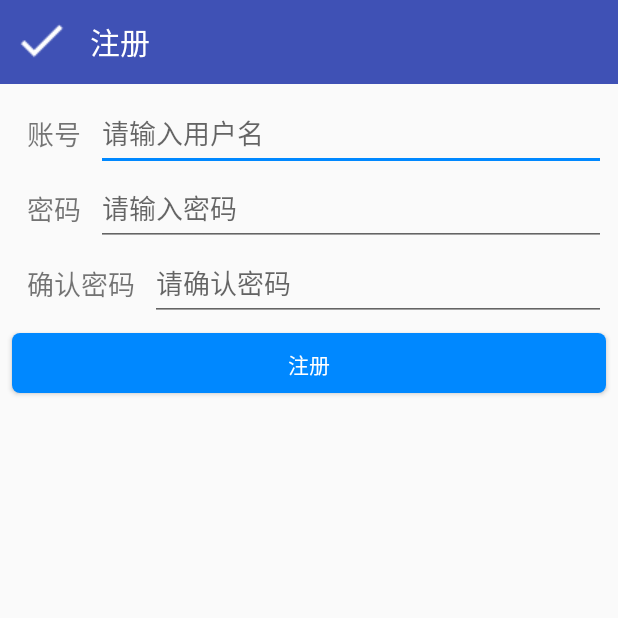
After one commit to coolcm/graduation-project, an Android app: the RegisterActivity screen opened directly, with no data from a screen before it, on a phone screen of 412 x 824 dp, the top half of it. The commit adds this screen. Run offline under Robolectric (Android 15) with nearby library versions, the phone set to English and light mode, and no system bars.

Commit message:
添加注册界面与登录界面

```diff
--- /dev/null
+++ b/app/src/main/java/com/example/graduationproject/activity/RegisterActivity.java
@@ -0,0 +1,59 @@
+package com.example.graduationproject.activity;
+
+import android.support.v7.app.AppCompatActivity;
+import android.os.Bundle;
+import android.support.v7.widget.Toolbar;
+import android.view.View;
+import android.widget.Button;
+import android.widget.EditText;
+import android.widget.Toast;
+
+import com.example.graduationproject.R;
+import com.example.graduationproject.bean.UserInfoBean;
+import com.example.graduationproject.utils.MyCache;
+
+public class RegisterActivity extends AppCompatActivity {
+
+    EditText newUserView;
+    EditText newPasswordView;
+    EditText validatePasswordView;
+    Button registerButton;
+
+    @Override
+    protected void onCreate(Bundle savedInstanceState) {
+        super.onCreate(savedInstanceState);
+        setContentView(R.layout.activity_register);
+        Toolbar toolbar = findViewById(R.id.toolbar);
+        toolbar.setTitle("注册");
+        setSupportActionBar(toolbar);
+        getSupportActionBar().setDisplayHomeAsUpEnabled(true);
+        getSupportActionBar().setHomeButtonEnabled(true);
+        getSupportActionBar().setHomeAsUpIndicator(R.drawable.ok);
+        newUserView = findViewById(R.id.new_user_name);
+        newPasswordView = findViewById(R.id.new_user_password);
+        validatePasswordView = findViewById(R.id.validate_user_password);
+        registerButton = findViewById(R.id.register_button);
+        registerButton.setOnClickListener(new View.OnClickListener() {
+            @Override
+            public void onClick(View view) {
+                String name = String.valueOf(newUserView.getText());
+                String password = String.valueOf(newPasswordView.getText());
+                String validatePassword = String.valueOf(validatePasswordView.getText());
+                if (name.length() > 0 && password.length() > 0 && validatePassword.length() > 0 && password.equals(validatePassword)) {
+                    UserInfoBean userInfo = new UserInfoBean();
+                    userInfo.setUserName(name);
+                    userInfo.setUserPassword(password);
+                    if (MyCache.isCacheExist(RegisterActivity.this, "user")) {
+                        Toast.makeText(RegisterActivity.this, "用户注册失败,一个终端只能注册一个账号", Toast.LENGTH_SHORT).show();
+                    } else {
+                        MyCache.setCache(RegisterActivity.this, "user", userInfo);
+                        Toast.makeText(RegisterActivity.this, "用户注册成功", Toast.LENGTH_SHORT).show();
+                        finish();
+                    }
+                } else {
+                    Toast.makeText(RegisterActivity.this, "用户注册失败，请输入正确的用户名或密码", Toast.LENGTH_SHORT).show();
+                }
+            }
+        });
+    }
+}
--- /dev/null
+++ b/app/src/main/res/drawable/btn_normal.xml
@@ -0,0 +1,12 @@
+<?xml version="1.0" encoding="UTF-8"?>
+<shape
+    xmlns:android="http://schemas.android.com/apk/res/android"
+    android:shape="rectangle">
+    <solid android:color="#FF0088FF" />
+    <corners android:radius="5dip" />
+    <padding
+       android:left="10dp"
+       android:top="10dp"
+       android:right="10dp"
+       android:bottom="10dp" />
+</shape>
--- /dev/null
+++ b/app/src/main/res/drawable/btn_press.xml
@@ -0,0 +1,12 @@
+<?xml version="1.0" encoding="UTF-8"?>
+<shape
+    xmlns:android="http://schemas.android.com/apk/res/android"
+    android:shape="rectangle">
+    <solid android:color="#880088FF" />
+    <corners android:radius="5dip" />
+    <padding
+       android:left="10dp"
+       android:top="10dp"
+       android:right="10dp"
+       android:bottom="10dp" />
+</shape>
--- /dev/null
+++ b/app/src/main/res/drawable/selector_btn_click_bg.xml
@@ -0,0 +1,5 @@
+<?xml version="1.0" encoding="utf-8"?>
+<selector xmlns:android="http://schemas.android.com/apk/res/android">
+    <item android:drawable="@drawable/btn_normal" android:state_pressed="false"/>
+    <item android:drawable="@drawable/btn_press" android:state_pressed="true"/>
+</selector>
--- /dev/null
+++ b/app/src/main/res/layout/activity_register.xml
@@ -0,0 +1,96 @@
+<?xml version="1.0" encoding="utf-8"?>
+<LinearLayout xmlns:android="http://schemas.android.com/apk/res/android"
+    xmlns:app="http://schemas.android.com/apk/res-auto"
+    android:orientation="vertical"
+    android:layout_width="match_parent"
+    android:layout_height="match_parent">
+
+    <include layout="@layout/toolbar" />
+
+    <LinearLayout
+        android:layout_marginTop="8dp"
+        android:paddingLeft="8dp"
+        android:paddingRight="8dp"
+        android:layout_width="match_parent"
+        android:layout_height="50dp">
+
+        <TextView
+            android:text="账号"
+            android:layout_marginLeft="10dp"
+            android:layout_marginRight="10dp"
+            android:textSize="18sp"
+            android:gravity="center_vertical"
+            android:layout_width="wrap_content"
+            android:layout_height="match_parent" />
+
+        <EditText
+            android:id="@+id/new_user_name"
+            android:hint="请输入用户名"
+            android:singleLine="true"
+            android:layout_gravity="center_vertical"
+            android:layout_width="0dp"
+            android:layout_weight="1"
+            android:layout_height="match_parent" />
+    </LinearLayout>
+
+    <LinearLayout
+        android:paddingLeft="8dp"
+        android:paddingRight="8dp"
+        android:layout_width="match_parent"
+        android:layout_height="50dp">
+
+        <TextView
+            android:text="密码"
+            android:layout_marginLeft="10dp"
+            android:layout_marginRight="10dp"
+            android:textSize="18sp"
+            android:gravity="center_vertical"
+            android:layout_width="wrap_content"
+            android:layout_height="match_parent" />
+
+        <EditText
+            android:id="@+id/new_user_password"
+            android:hint="请输入密码"
+            android:inputType="textPassword"
+            android:layout_gravity="center_vertical"
+            android:layout_width="0dp"
+            android:layout_weight="1"
+            android:layout_height="match_parent" />
+    </LinearLayout>
+
+    <LinearLayout
+        android:paddingLeft="8dp"
+        android:paddingRight="8dp"
+        android:layout_width="match_parent"
+        android:layout_height="50dp">
+
+        <TextView
+            android:text="确认密码"
+            android:layout_marginLeft="10dp"
+            android:layout_marginRight="10dp"
+            android:textSize="18sp"
+            android:gravity="center_vertical"
+            android:layout_width="wrap_content"
+            android:layout_height="match_parent" />
+
+        <EditText
+            android:id="@+id/validate_user_password"
+            android:hint="请确认密码"
+            android:inputType="textPassword"
+            android:layout_gravity="center_vertical"
+            android:layout_width="0dp"
+            android:layout_weight="1"
+            android:layout_height="match_parent" />
+    </LinearLayout>
+
+    <Button
+        android:id="@+id/register_button"
+        android:text="注册"
+        android:layout_margin="8dp"
+        android:background="@drawable/selector_btn_click_bg"
+        android:textColor="@android:color/white"
+        android:layout_gravity="center"
+        android:layout_width="match_parent"
+        android:layout_height="40dp" />
+
+</LinearLayout>
--- a/app/src/main/res/values/colors.xml
+++ b/app/src/main/res/values/colors.xml
@@ -2,5 +2,5 @@
 <resources>
     <color name="colorPrimary">#3F51B5</color>
     <color name="colorPrimaryDark">#303F9F</color>
-    <color name="colorAccent">#FF4081</color>
+    <color name="colorAccent">#0088FF</color>
 </resources>
--- a/app/src/main/res/values/strings.xml
+++ b/app/src/main/res/values/strings.xml
@@ -1,3 +1,4 @@
 <resources>
     <string name="app_name">Graduation Project</string>
+    <string name="new_login"><u>新用户注册</u></string>
 </resources>
```
Also changed, not shown: app/src/main/AndroidManifest.xml (+5 -3 lines), app/src/main/java/com/example/graduationproject/activity/LoginActivity.java (added, +73 -0 lines), app/src/main/java/com/example/graduationproject/bean/UserInfoBean.java (added, +38 -0 lines), app/src/main/java/com/example/graduationproject/utils/MyCache.java (added, +74 -0 lines), app/src/main/res/layout/activity_login.xml (added, +78 -0 lines).
